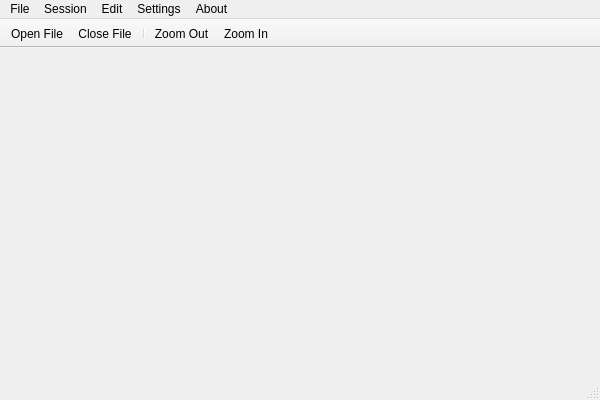
The window that source/mainwindow.ui (rudifa/file-monitor) describes before a commit, drawn with Qt 5.
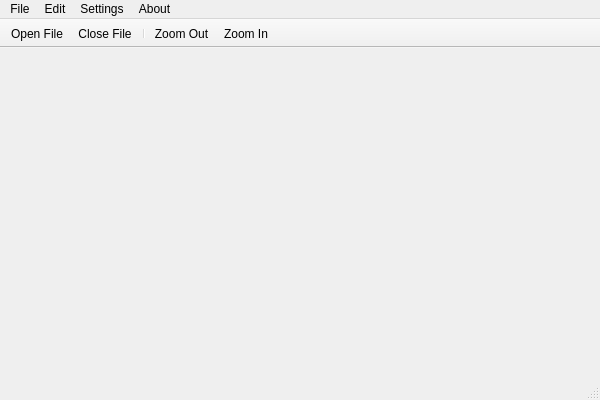
The same window after the commit. Icons and pictures are not drawn.

Commit message: Added session save and restore along with some more refactoring.

Diff of the .ui file:
```diff
--- a/source/mainwindow.ui
+++ b/source/mainwindow.ui
@@ -137,15 +137,7 @@
     </property>
     <addaction name="action_about_file_monitor"/>
    </widget>
-   <widget class="QMenu" name="menuSession">
-    <property name="title">
-     <string>Session</string>
-    </property>
-    <addaction name="action_save_session"/>
-    <addaction name="action_load_session"/>
-   </widget>
    <addaction name="menu_file"/>
-   <addaction name="menuSession"/>
    <addaction name="menu_edit"/>
    <addaction name="menu_settings"/>
    <addaction name="menu_about"/>
```
Left out of the diff: 9 changed lines with no effect on the pictures. The commit also changes 11 other files.
